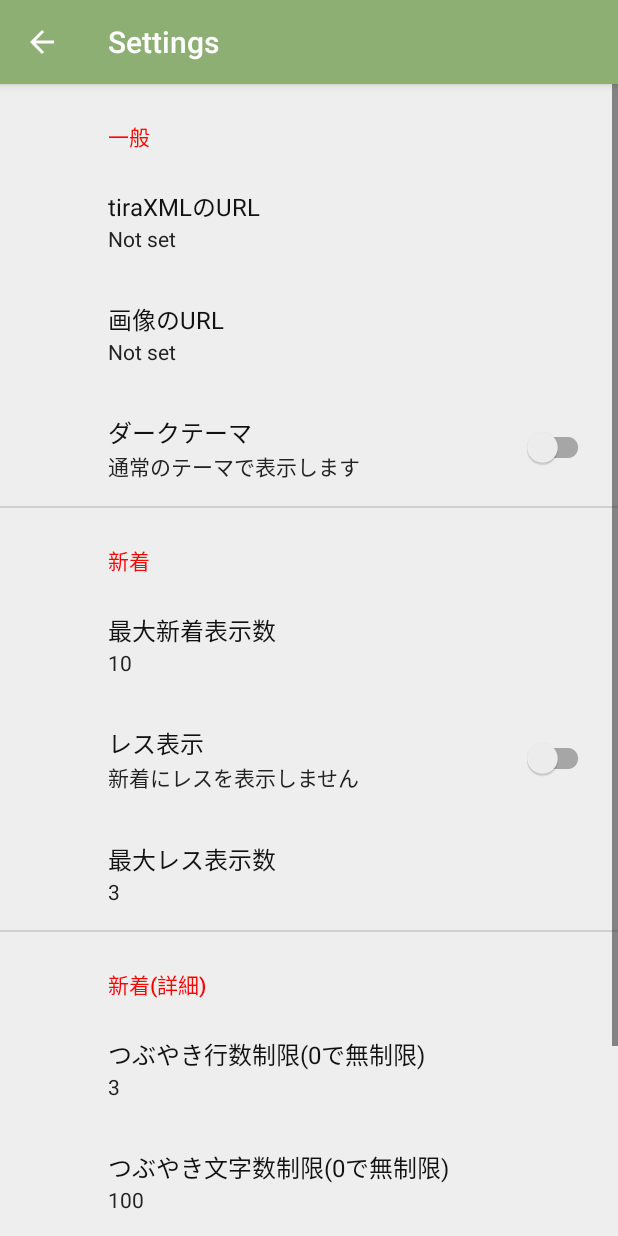
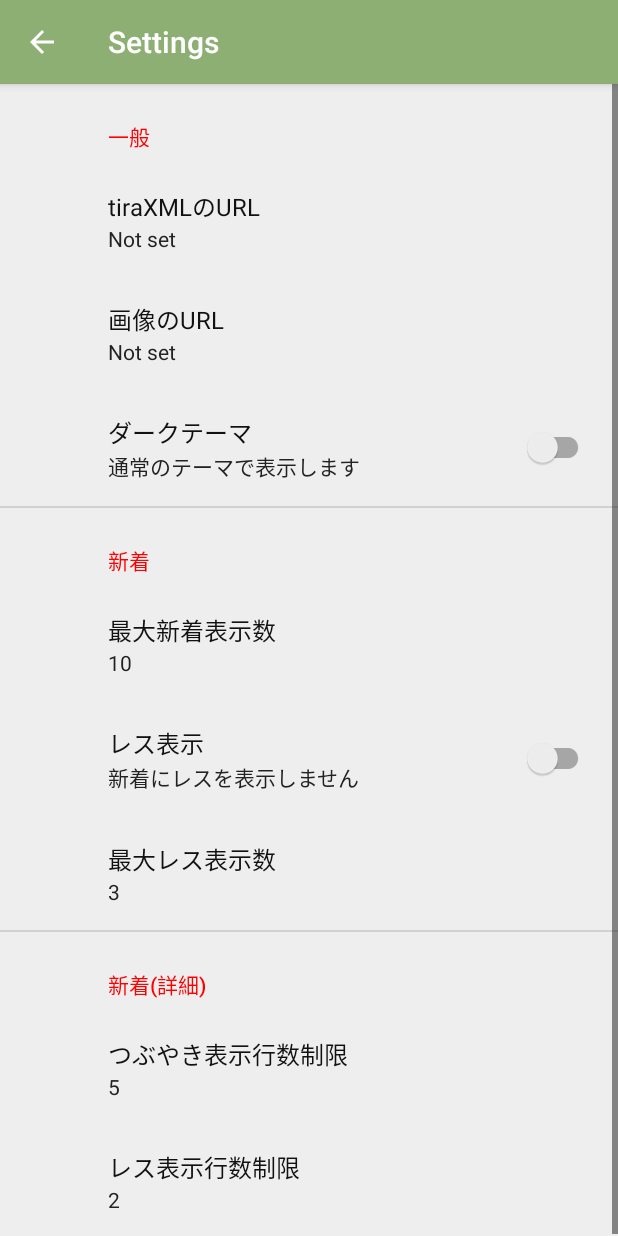
Before and after one commit to wakarikaneru/tirauraBrowser, an Android app: the SettingsActivity screen opened directly, with no data from a screen before it, on a phone screen of 412 x 824 dp. Run offline under Robolectric (Android 15) with nearby library versions, the phone set to English and light mode, and no system bars; our stand-ins replace androidx.preference.

Commit message:
新着画面の表示文字数制限の方式を変更

```diff
--- a/app/src/main/res/values/arrays.xml
+++ b/app/src/main/res/values/arrays.xml
@@ -27,4 +27,23 @@
         <item>5</item>
         <item>300</item>
     </string-array>
+
+
+    <string-array name="line_limit_count">
+        <item>1</item>
+        <item>2</item>
+        <item>3</item>
+        <item>4</item>
+        <item>5</item>
+        <item>無制限</item>
+    </string-array>
+    <string-array name="line_limit_count_value">
+        <item>1</item>
+        <item>2</item>
+        <item>3</item>
+        <item>4</item>
+        <item>5</item>
+        <item>0</item>
+    </string-array>
+
 </resources>
--- a/app/src/main/res/values/strings.xml
+++ b/app/src/main/res/values/strings.xml
@@ -23,9 +23,7 @@
     <string name="new_reply_summary_off">新着にレスを表示しません</string>
     <string name="new_reply_count_title">最大レス表示数</string>
 
-    <string name="new_detail_entry_line_title">つぶやき行数制限(0で無制限)</string>
-    <string name="new_detail_entry_count_title">つぶやき文字数制限(0で無制限)</string>
-    <string name="new_detail_reply_line_title">レス行数制限(0で無制限)</string>
-    <string name="new_detail_reply_count_title">レス文字数制限(0で無制限)</string>
+    <string name="new_detail_entry_line_title">つぶやき表示行数制限</string>
+    <string name="new_detail_reply_line_title">レス表示行数制限</string>
 
 </resources>
--- a/app/src/main/res/xml/root_preferences.xml
+++ b/app/src/main/res/xml/root_preferences.xml
@@ -65,25 +65,20 @@
     </PreferenceCategory>
 
     <PreferenceCategory app:title="@string/new_detail_header">
-        <EditTextPreference
-            app:defaultValue="3"
+        <ListPreference
+            app:defaultValue="5"
+            app:entries="@array/line_limit_count"
+            app:entryValues="@array/line_limit_count_value"
             app:key="entry_line_limit"
             app:title="@string/new_detail_entry_line_title"
             app:useSimpleSummaryProvider="true" />
-        <EditTextPreference
-            app:defaultValue="100"
-            app:key="entry_count_limit"
-            app:title="@string/new_detail_entry_count_title"
-            app:useSimpleSummaryProvider="true" />
-        <EditTextPreference
+        <ListPreference
             app:defaultValue="2"
+            app:dependency="reply"
+            app:entries="@array/line_limit_count"
+            app:entryValues="@array/line_limit_count_value"
             app:key="reply_line_limit"
             app:title="@string/new_detail_reply_line_title"
-            app:useSimpleSummaryProvider="true" />
-        <EditTextPreference
-            app:defaultValue="100"
-            app:key="reply_count_limit"
-            app:title="@string/new_detail_reply_count_title"
             app:useSimpleSummaryProvider="true" />
     </PreferenceCategory>
 
```
Also changed, not shown: app/src/main/java/studio/wakaru/test2/ui/home/HomeFragment.java (+16 -48 lines).
